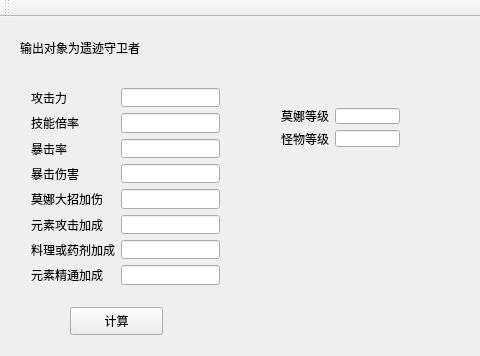
Old version of the form mona.ui in the repository JKsuper/Genshin_Mona; both pictures show x 0 to 480 and y 0 to 356 of the 729 by 510 pixel window.
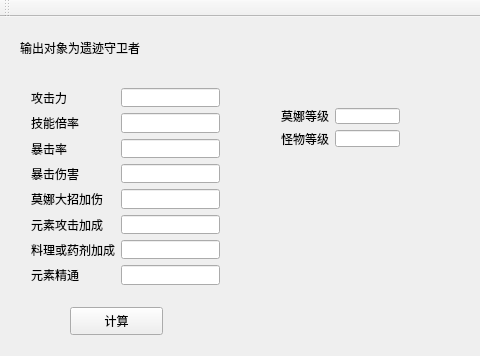
New version of the form. Icons and pictures are not drawn.

Commit message: 修改元素加成为元素精通

```diff
--- a/mona.ui
+++ b/mona.ui
@@ -154,7 +154,7 @@
      <string>©JKsuper</string>
     </property>
    </widget>
-   <widget class="QWidget" name="">
+   <widget class="QWidget" name="layoutWidget">
     <property name="geometry">
      <rect>
       <x>20</x>
@@ -217,7 +217,7 @@
      <item row="7" column="0">
       <widget class="QLabel" name="label_3">
        <property name="text">
-        <string>元素精通加成</string>
+        <string>元素精通</string>
        </property>
       </widget>
      </item>
@@ -246,7 +246,7 @@
      </item>
     </layout>
    </widget>
-   <widget class="QWidget" name="">
+   <widget class="QWidget" name="layoutWidget">
     <property name="geometry">
      <rect>
       <x>270</x>
```
Left out of the diff: 2 changed lines with no effect on the pictures. The commit also changes 1 other file.
